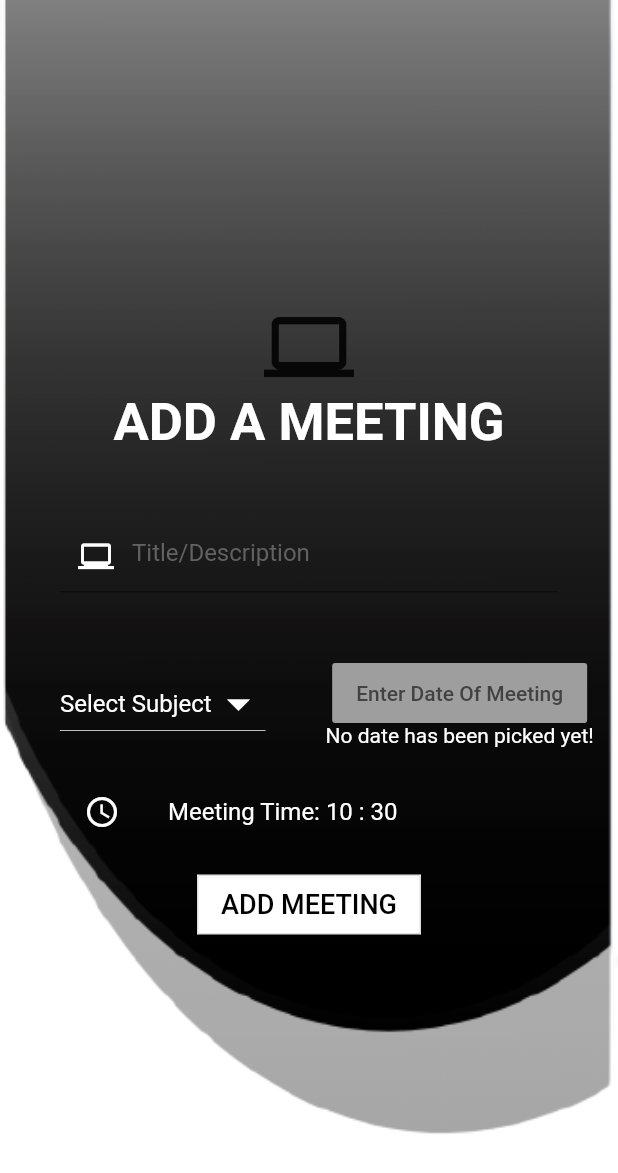
After one commit to param-s-8/hw-manager, a Flutter app: the AddMeet screen opened directly, on a phone screen of 412 x 824 dp. The commit adds this screen. Shown: the top 1173 px of the screen. Run offline on Flutter 3.47's test engine with Material 2 defaults, Android fonts, the phone set to English and light mode, and no system bars; our stand-ins replace cloud_firestore, firebase_auth, firebase_core; accounts and stored records are empty.

Commit message:
Added Add-Meet, Add-Asnmt pages

```diff
--- /dev/null
+++ b/lib/forms/add-meet.dart
@@ -0,0 +1,202 @@
+import 'package:flutter/cupertino.dart';
+import 'package:flutter/material.dart';
+import 'package:intl/intl.dart';
+
+class AddMeet extends StatefulWidget {
+  @override
+  _AddMeetState createState() => _AddMeetState();
+}
+
+class _AddMeetState extends State<AddMeet> {
+  List _subjName = [
+    'AI', 'OS', 'TOC', 'INS'
+  ];
+  DateTime _dateTime;
+  String _subjVal, _formattedDT;
+  TimeOfDay _time , picked;
+  double _boxh = 15;
+  @override
+  void initState() {
+    super.initState();
+    _time = TimeOfDay.now();
+  }
+
+Future<Null> selectTime(BuildContext context) async{
+    picked = await showTimePicker(context: context, initialTime: _time,);
+
+    if(picked!=null){
+      setState(() {
+        _time = picked;
+      });
+    }
+
+  }
+
+  @override
+  Widget build(BuildContext context) {
+    return Scaffold(
+      body: Stack(
+        children: <Widget>[
+          Scaffold(
+            backgroundColor: Colors.white,
+          ),
+          Container(
+            decoration: BoxDecoration(
+              image: DecorationImage(
+                  image: AssetImage('media/bg-app.png'),
+                  fit: BoxFit.cover,
+              ),
+            ),
+          ),
+          Center(
+            child: Column(
+              mainAxisAlignment: MainAxisAlignment.center,
+              children: <Widget>[
+                Icon(Icons.laptop,
+                size: 60,
+                ),
+                Text(
+                  "ADD A MEETING",
+                  style: TextStyle(
+                    color: Colors.white,
+                    fontSize: 35,
+                    fontWeight: FontWeight.bold,
+                  ),
+                ),
+                SizedBox(height: _boxh*3),
+                Container(
+                  height: 50,
+                  margin: EdgeInsets.only(left:40,right:40),
+                  child: TextFormField(
+                    style: TextStyle(fontSize: 16, color: Colors.white),
+                    decoration: InputDecoration(
+                      prefixIcon: Icon(Icons.laptop_windows,
+                        color: Colors.white,
+                      ),
+                      hintText: 'Title/Description',
+                      hintStyle: TextStyle(color: Colors.grey[700]),
+                      fillColor: Colors.white.withOpacity(0.9),
+                    ),
+                  ),
+                ),
+                SizedBox(height: _boxh*3),
+                Row(
+                  children: <Widget>[
+                    Container(
+                      height: 50,
+                      margin: EdgeInsets.only(left:40,right:40),
+                      child: DropdownButton(
+                        hint: Text(
+                          'Select Subject',
+                          style: TextStyle(
+                              color: Colors.white,
+                          ),
+                        ),
+                        dropdownColor: Colors.white,
+                        focusColor: Colors.white,
+                        icon: Icon(Icons.arrow_drop_down,
+                        color: Colors.white,
+                        ),
+                        iconSize: 36,
+                        value: _subjVal,
+                          onChanged:(value){
+                            setState(() {
+                              _subjVal = value;
+                            });
+                          },
+                      items: _subjName.map((value) {
+                        return DropdownMenuItem(
+                          value: value,
+                          child: Text(value,
+                          style: TextStyle(
+                            color: Colors.grey[700],
+                          ),
+                          ),
+                        );
+                      }).toList(),
+                      ),
+                    ),
+                    Column(
+                      children: <Widget>[
+                        Container(
+                          height: 40,
+                          child: RaisedButton(
+                            color: Colors.grey,
+                            child: Text(
+                              _dateTime != null ? 'Pick another date' : 'Enter Date Of Meeting',
+                              style: TextStyle(
+                                color: Colors.grey[800],
+                              ),
+                            ),
+                            onPressed: (){
+                              showDatePicker(
+                                context: context,
+                                initialDate: _dateTime == null ? DateTime.now() : _dateTime,
+                                firstDate: DateTime(2020),
+                                lastDate: DateTime(2025),
+                                initialEntryMode: DatePickerEntryMode.input,
+                              ).then((date){
+                                setState(() {
+                                  _dateTime = date;
+                                  _formattedDT = DateFormat('dd-MM-yyyy').format(_dateTime);
+                                });
+                              });
+                            },
+                          ),
+                        ),
+                        Container(
+                          child: Text(
+                            _dateTime == null ? 'No date has been picked yet!' : _formattedDT,
+                            style: TextStyle(
+                              color: Colors.white,
+                            ),
+                          ),
+                        ),
+                      ],
+                    ),
+                  ],
+                ),
+                SizedBox(height: _boxh),
+                Container(
+                  height: 40,
+                  margin: EdgeInsets.only(left:40,right:40),
+                  child: ListTile(
+                    title: Text(
+                        _time!=null ? 'Meeting Time: ${_time.hour} : ${_time.minute}' : 'Pick a time for meeting',
+                      style: TextStyle(
+                        color: _time!=null ? Colors.white : Colors.grey[700],
+                      ),
+                    ),
+                    leading: Icon(Icons.access_time,
+                    color: Colors.white,
+                    ),
+                    onTap: () {
+                      selectTime(context);
+                      print(_time);
+                    },
+                  ),
+                ),
+                SizedBox(height: 30,),
+                Container(
+                  height: 40,
+                  margin: EdgeInsets.only(left:40,right:40),
+                  color: Colors.white,
+                  child: OutlineButton(
+                    child: Text(
+                      "ADD MEETING",
+                      style: TextStyle(
+                        color: Colors.black,
+                        fontSize: 18,
+                      ),
+                    ),
+                    onPressed:null,
+                  ),
+                ),
+              ],
+            ),
+          ),
+        ],
+      ),
+    );
+  }
+}
--- a/pubspec.yaml
+++ b/pubspec.yaml
@@ -50,9 +50,8 @@ flutter:
   uses-material-design: true
 
   # To add assets to your application, add an assets section, like this:
-  # assets:
-  #   - images/a_dot_burr.jpeg
-  #   - images/a_dot_ham.jpeg
+  assets:
+    - media/
 
   # An image asset can refer to one or more resolution-specific "variants", see
   # https://flutter.dev/assets-and-images/#resolution-aware.
```
Also changed, not shown: lib/forms/add-asnmt.dart (added, +202 -0 lines), lib/forms/addSubjects.dart (+28 -8 lines).
